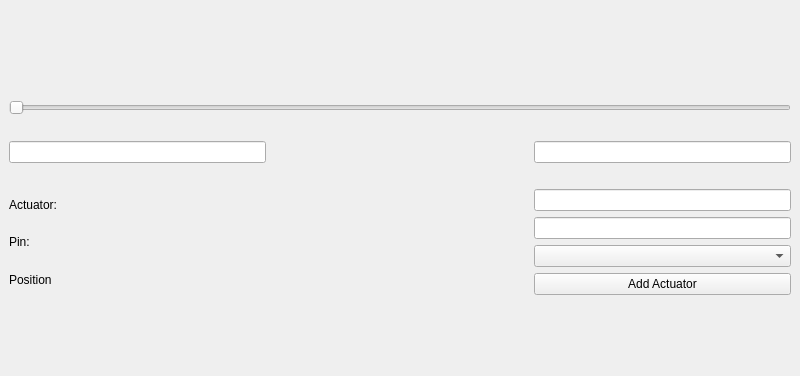
Qt form Ui/ActuatorUi.ui (OrionAerospaceYT/SideKick) before a commit.
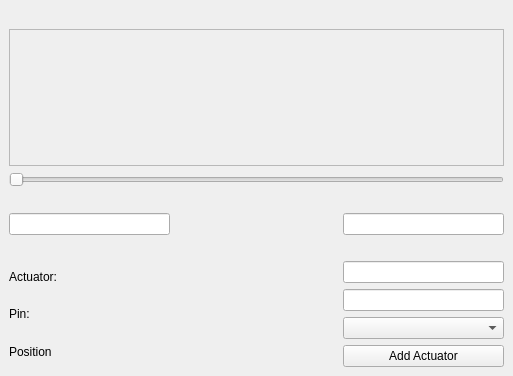
The same form after that commit.

The edit to the form file:
```diff
--- a/Ui/ActuatorUi.ui
+++ b/Ui/ActuatorUi.ui
@@ -6,7 +6,7 @@
    <rect>
     <x>0</x>
     <y>0</y>
-    <width>800</width>
+    <width>513</width>
     <height>376</height>
    </rect>
   </property>
@@ -17,7 +17,32 @@
    <layout class="QGridLayout" name="gridLayout_2">
     <item row="0" column="0">
      <layout class="QGridLayout" name="gridLayout">
-      <item row="5" column="2">
+      <item row="6" column="0" colspan="2">
+       <layout class="QVBoxLayout" name="verticalLayout">
+        <item>
+         <widget class="QLabel" name="actuator">
+          <property name="text">
+           <string>Actuator: </string>
+          </property>
+         </widget>
+        </item>
+        <item>
+         <widget class="QLabel" name="pin">
+          <property name="text">
+           <string>Pin: </string>
+          </property>
+         </widget>
+        </item>
+        <item>
+         <widget class="QLabel" name="pos">
+          <property name="text">
+           <string>Position</string>
+          </property>
+         </widget>
+        </item>
+       </layout>
+      </item>
+      <item row="6" column="2">
        <layout class="QVBoxLayout" name="new_actuator">
         <item>
          <widget class="QLineEdit" name="name"/>
@@ -37,36 +62,17 @@
         </item>
        </layout>
       </item>
-      <item row="1" column="0" colspan="3">
-       <widget class="QSlider" name="slider">
-        <property name="orientation">
-         <enum>Qt::Horizontal</enum>
-        </property>
-       </widget>
-      </item>
-      <item row="3" column="2">
+      <item row="4" column="2">
        <widget class="QLineEdit" name="upper_lim"/>
       </item>
-      <item row="3" column="0">
-       <widget class="QLineEdit" name="lower_lim"/>
-      </item>
-      <item row="2" column="1">
-       <spacer name="verticalSpacer">
+      <item row="2" column="0" colspan="3">
+       <widget class="QSlider" name="slider">
         <property name="orientation">
-         <enum>Qt::Vertical</enum>
+         <enum>Qt::Horizontal</enum>
         </property>
-        <property name="sizeType">
-         <enum>QSizePolicy::Fixed</enum>
-        </property>
-        <property name="sizeHint" stdset="0">
-         <size>
-          <width>20</width>
-          <height>20</height>
-         </size>
-        </property>
-       </spacer>
+       </widget>
       </item>
-      <item row="3" column="1">
+      <item row="4" column="1">
        <spacer name="horizontalSpacer">
         <property name="orientation">
          <enum>Qt::Horizontal</enum>
@@ -79,7 +85,7 @@
         </property>
        </spacer>
       </item>
-      <item row="4" column="1">
+      <item row="5" column="1">
        <spacer name="verticalSpacer_2">
         <property name="orientation">
          <enum>Qt::Vertical</enum>
@@ -111,30 +117,41 @@
         </property>
        </spacer>
       </item>
-      <item row="5" column="0" colspan="2">
-       <layout class="QVBoxLayout" name="verticalLayout">
-        <item>
-         <widget class="QLabel" name="actuator">
-          <property name="text">
-           <string>Actuator: </string>
-          </property>
-         </widget>
-        </item>
-        <item>
-         <widget class="QLabel" name="pin">
-          <property name="text">
-           <string>Pin: </string>
-          </property>
-         </widget>
-        </item>
-        <item>
-         <widget class="QLabel" name="pos">
-          <property name="text">
-           <string>Position</string>
-          </property>
-         </widget>
-        </item>
-       </layout>
+      <item row="3" column="1">
+       <spacer name="verticalSpacer">
+        <property name="orientation">
+         <enum>Qt::Vertical</enum>
+        </property>
+        <property name="sizeType">
+         <enum>QSizePolicy::Fixed</enum>
+        </property>
+        <property name="sizeHint" stdset="0">
+         <size>
+          <width>20</width>
+          <height>20</height>
+         </size>
+        </property>
+       </spacer>
+      </item>
+      <item row="4" column="0">
+       <widget class="QLineEdit" name="lower_lim"/>
+      </item>
+      <item row="1" column="0" colspan="3">
+       <widget class="QScrollArea" name="scrollArea">
+        <property name="widgetResizable">
+         <bool>true</bool>
+        </property>
+        <widget class="QWidget" name="scroll">
+         <property name="geometry">
+          <rect>
+           <x>0</x>
+           <y>0</y>
+           <width>491</width>
+           <height>113</height>
+          </rect>
+         </property>
+        </widget>
+       </widget>
       </item>
      </layout>
     </item>
```
